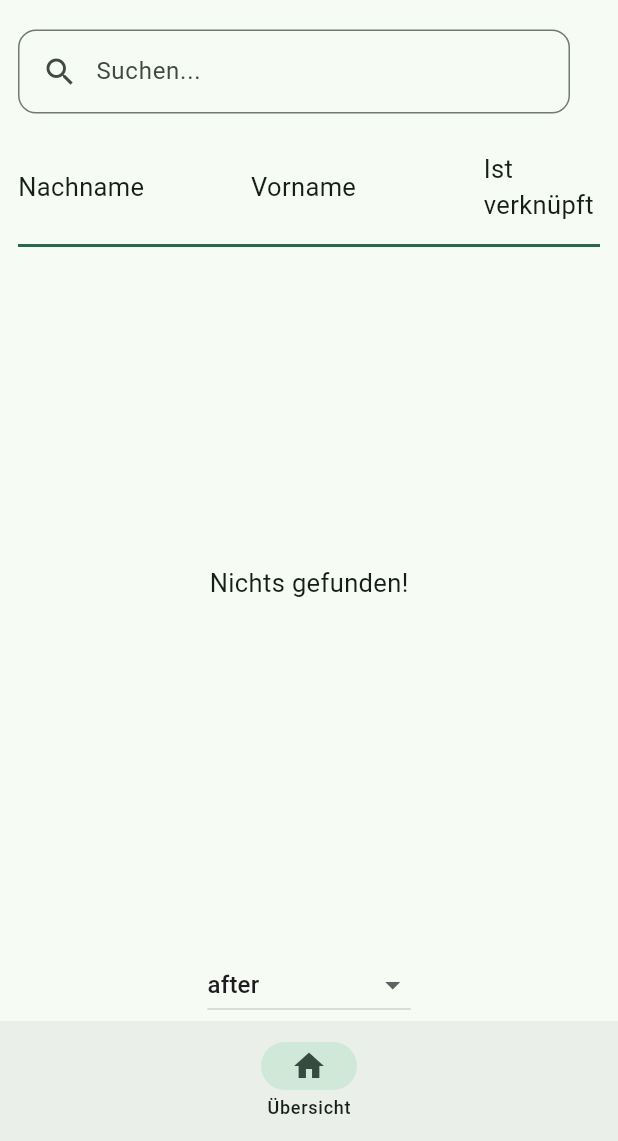
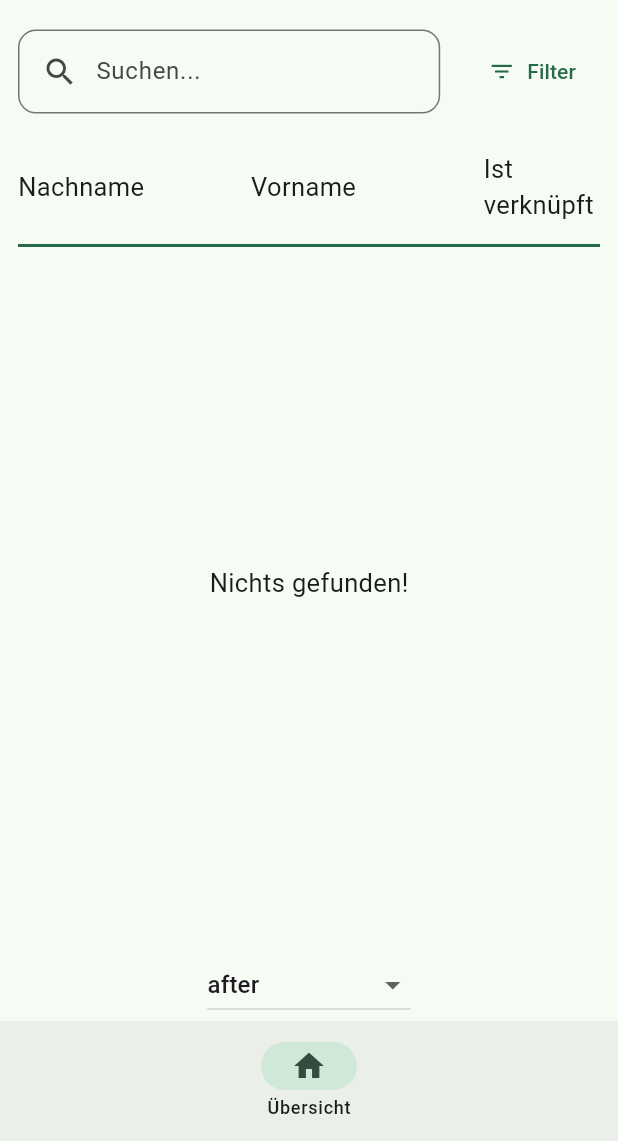
Before and after one commit to flavianz/tv-oberwil, a Flutter app: the MembersScreen screen opened by its route, on a phone screen of 412 x 824 dp, the part 95-1236 px from its top. Run offline on Flutter 3.47's test engine with Material 3 defaults, Android fonts, the phone set to English and light mode, and no system bars; our stand-ins replace cloud_firestore, cloud_functions, diacritic, equatable, firebase_auth, firebase_core and 4 more; missing offline and left inert: firebase_ui_auth, firebase_ui_oauth_google, mobile_scanner; accounts and stored records are empty.

Commit message:
add bool filterType

```diff
--- a/lib/components/paginated_list_page.dart
+++ b/lib/components/paginated_list_page.dart
@@ -35,6 +35,10 @@ class ChipFilter extends FilterType {
   ChipFilter(super.key, super.name, super.icon, this.options);
 }
 
+class BoolFilter extends FilterType {
+  BoolFilter(super.key, super.name, super.icon);
+}
+
 sealed class FilterProperty {
   final String key;
 
@@ -53,7 +57,6 @@ class PaginatedListPage extends StatefulWidget {
   final String collectionKey;
   final int maxQueryLimit;
   final List<String>? searchFields;
-  final bool isFilterable;
   final List<Widget>? actions;
   final String? title;
   final TableOptions? tableOptions;
@@ -69,7 +72,6 @@ class PaginatedListPage extends StatefulWidget {
     this.title,
     this.maxQueryLimit = 10,
     this.searchFields,
-    this.isFilterable = true,
     this.actions,
     this.tableOptions,
     this.showBackButton = true,
@@ -312,6 +314,7 @@ class FilterDialogState extends State<FilterDialog> {
                         Divider(),
                         switch (filter) {
                           ChipFilter() => throw UnimplementedError(),
+                          BoolFilter() => Center(),
                         },
                       ],
                     );
--- a/lib/screens/admin/members.dart
+++ b/lib/screens/admin/members.dart
@@ -19,6 +19,7 @@ class MembersScreen extends StatelessWidget {
       collectionKey: "members",
       searchFields: ["search_last", "search_first", "search_middle"],
       title: "Mitglieder",
+      filtersProperties: [BoolFilter("user", "Ist verknüpft", Icons.link)],
       tableOptions: TableOptions(
         [
           TableColumn("last", "Nachname", (data) {
```
